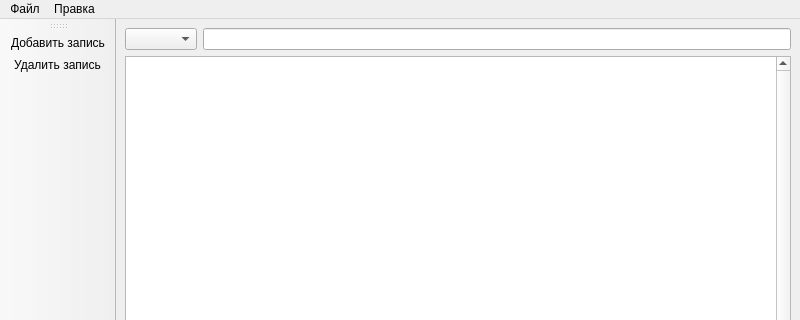
sowecthal/IS-Decanat, file mainwindow.ui: the form before one commit; both pictures show x 0 to 800 and y 0 to 320 of the 800 by 600 pixel window.
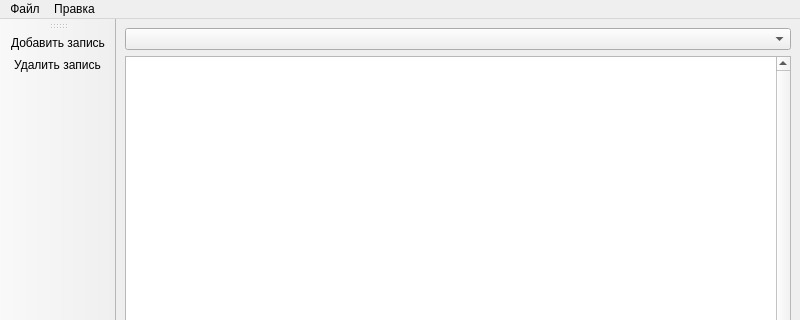
The form after the commit. Icons and pictures are not drawn.

```diff
--- a/mainwindow.ui
+++ b/mainwindow.ui
@@ -20,9 +20,6 @@
       <item>
        <widget class="QComboBox" name="comboBox"/>
       </item>
-      <item>
-       <widget class="QLineEdit" name="lineFind"/>
-      </item>
      </layout>
     </item>
     <item row="1" column="0">
```
Left out of the diff: 16 changed lines with no effect on the pictures.
